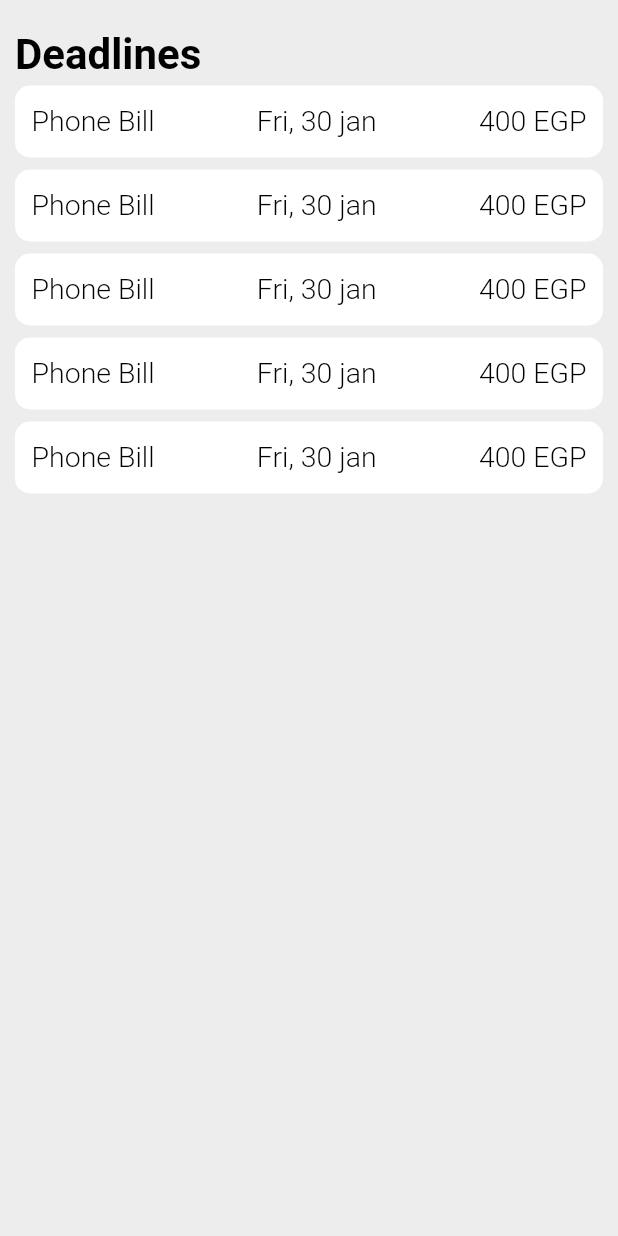
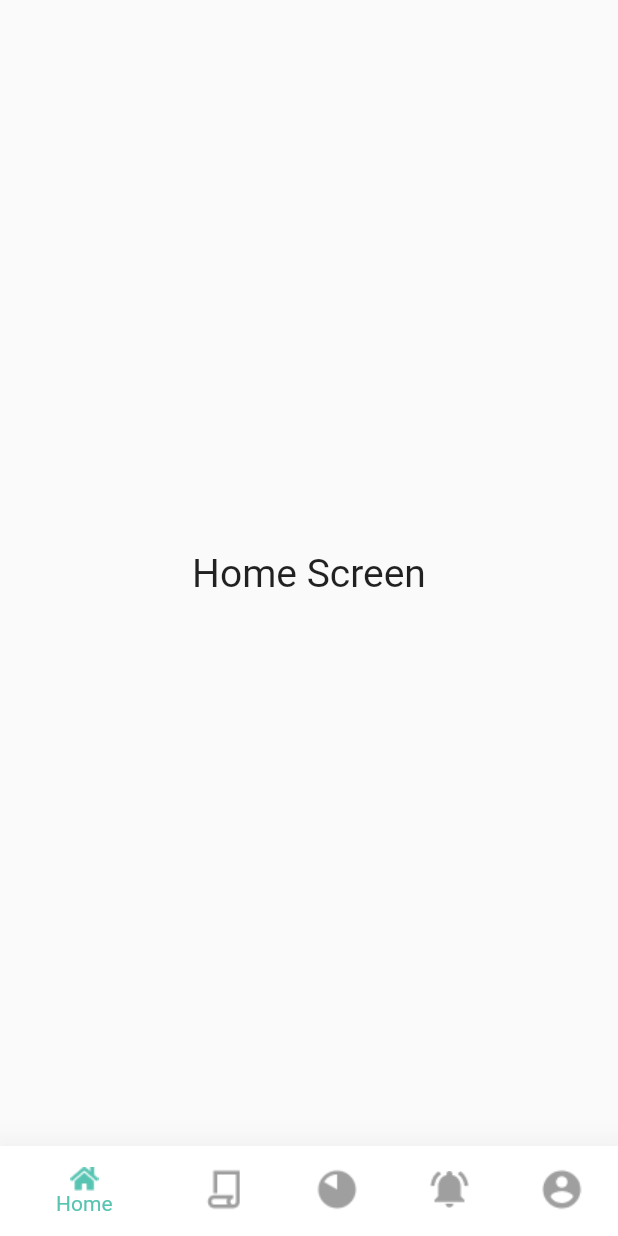
Before and after one commit to GraduationProjectFCI/Budget_Plannner_Mobile, a Flutter app: the screen it shows after launch, on a phone screen of 412 x 824 dp. Run offline on Flutter 3.47's test engine with Material 2 defaults, Android fonts, the phone set to English and light mode, and no system bars; our stand-ins replace get.

Commit message:
Add Bottom Navigation Bar screen Add Bottom Navigation Bar controller & fix some error

```diff
--- a/lib/constants/approutes.dart
+++ b/lib/constants/approutes.dart
@@ -1,7 +1,9 @@
 import 'package:flutter/material.dart';
 
+import '../view/screens/buttom_navigation_bar_screen.dart';
 import '../view/screens/confirm_screen.dart';
 import '../view/screens/deadlines_screen.dart';
+import '../view/screens/home_screen.dart';
 import '../view/screens/login_screen.dart';
 import '../view/screens/profile_screen.dart';
 import '../view/screens/register_screen.dart';
@@ -14,6 +16,8 @@ class AppRoutes {
   static const String profile = '/profile';
   static const String confirmation = '/confirmation';
   static const String deadlines = '/sheets';
+  static const String home = '/home';
+  static const String bottomNavigationBar = '/BottomNavigationBarScreen';
 }
 
 Map<String, Widget Function(BuildContext)> routes = {
@@ -23,4 +27,6 @@ Map<String, Widget Function(BuildContext)> routes = {
   AppRoutes.sheets: (context) => SheetsScreen(),
   AppRoutes.profile: (context) => ProfileScreen(),
   AppRoutes.deadlines: (context) => DeadlinesScreen(),
+  AppRoutes.home: (context) => HomeScreen(),
+  AppRoutes.bottomNavigationBar: (context) => BottomNavigationBarScreen(),
 };
--- a/lib/main.dart
+++ b/lib/main.dart
@@ -1,3 +1,4 @@
+import 'package:budget_planner_app/view/screens/buttom_navigation_bar_screen.dart';
 import 'package:budget_planner_app/view/screens/deadlines_screen.dart';
 import 'package:budget_planner_app/view/screens/profile_screen.dart';
 import 'package:budget_planner_app/view/screens/register_screen.dart';
@@ -21,7 +22,7 @@ class MyApp extends StatelessWidget {
       theme: ThemeData(
         primarySwatch: Colors.blue,
       ),
-      home: DeadlinesScreen(),
+      home: BottomNavigationBarScreen(),
     );
   }
 }
--- /dev/null
+++ b/lib/view/screens/buttom_navigation_bar_screen.dart
@@ -0,0 +1,115 @@
+import 'package:budget_planner_app/view/screens/home_screen.dart';
+import 'package:budget_planner_app/view/screens/login_screen.dart';
+import 'package:budget_planner_app/view/screens/profile_screen.dart';
+import 'package:budget_planner_app/view/screens/register_screen.dart';
+import 'package:flutter/material.dart';
+import 'package:get/get.dart';
+import 'package:get/get_navigation/src/routes/default_transitions.dart';
+
+import '../../constants/appcolor.dart';
+import '../../controller/bottom_navigationbar_controller.dart';
+import 'confirm_screen.dart';
+import 'deadlines_screen.dart';
+import 'sheets_screen.dart';
+
+class BottomNavigationBarScreen extends StatelessWidget {
+  BottomNavigationBarScreen({super.key});
+  BottomNavigationBarController controller =
+      Get.put(BottomNavigationBarController());
+  @override
+  Widget build(BuildContext context) {
+    return Scaffold(
+      body: Scaffold(
+        body: PageView(
+          onPageChanged: (value) {
+            controller.animateToPage(value);
+          },
+          controller: controller.pageController,
+          children: [
+            HomeScreen(),
+            SheetsScreen(),
+            DeadlinesScreen(),
+            ConfirmScreen(),
+            ProfileScreen(),
+          ],
+        ),
+        bottomNavigationBar: GetBuilder<BottomNavigationBarController>(
+          builder: (controller) => BottomNavigationBar(
+            fixedColor: AppColor.buttonColor,
+            elevation: 20,
+            unselectedItemColor: Colors.grey,
+            items: [
+              BottomNavigationBarItem(
+                label: 'Home',
+                icon: Image.asset(
+                  'assets/home.png',
+                  fit: BoxFit.cover,
+                ),
+                activeIcon: Image.asset(
+                  'assets/home_active.png',
+                  color: AppColor.buttonColor,
+                  fit: BoxFit.cover,
+                ),
+                backgroundColor: Colors.white,
+              ),
+              BottomNavigationBarItem(
+                label: 'Sheets',
+                icon: Image.asset(
+                  'assets/sheets.png',
+                  fit: BoxFit.cover,
+                ),
+                activeIcon: Image.asset(
+                  'assets/sheets_active.png',
+                  color: AppColor.buttonColor,
+                  fit: BoxFit.cover,
+                ),
+              ),
+              BottomNavigationBarItem(
+                label: 'States',
+                icon: Image.asset(
+                  'assets/states.png',
+                  fit: BoxFit.cover,
+                ),
+                activeIcon: Image.asset(
+                  'assets/states_active.png',
+                  color: AppColor.buttonColor,
+                  fit: BoxFit.cover,
+                ),
+              ),
+              BottomNavigationBarItem(
+                label: 'Target',
+                icon: Image.asset(
+                  'assets/target.png',
+                  fit: BoxFit.cover,
+                ),
+                activeIcon: Image.asset(
+                  'assets/target_active.png',
+                  color: AppColor.buttonColor,
+                  fit: BoxFit.cover,
+                ),
+              ),
+              BottomNavigationBarItem(
+                label: 'Profile',
+                icon: Image.asset(
+                  'assets/profile.png',
+                  fit: BoxFit.cover,
+                ),
+                activeIcon: Image.asset(
+                  'assets/profile_active.png',
+                  color: AppColor.buttonColor,
+                  fit: BoxFit.cover,
+                ),
+              ),
+            ],
+            onTap: (value) {
+              controller.changeSelecteValue(value);
+              print('ddsadsadas ${controller.navigatorValue}');
+              print('value = $value');
+            },
+            currentIndex: controller.navigatorValue,
+          ),
+        ),
+      ),
+    );
+  }
+}
--- a/lib/view/screens/deadlines_screen.dart
+++ b/lib/view/screens/deadlines_screen.dart
@@ -17,13 +17,16 @@ class DeadlinesScreen extends StatelessWidget {
               children: [
                 Row(
                   children: const [
-                    Text(
-                      'Deadlines',
-                      style: TextStyle(
-                        fontSize: 28,
-                        fontWeight: FontWeight.w700,
-                        height: 1.115 * 1.2,
-                        color: Color(0xff000000),
+                    Padding(
+                      padding: EdgeInsets.all(10.0),
+                      child: Text(
+                        'Deadlines',
+                        style: TextStyle(
+                          fontSize: 28,
+                          fontWeight: FontWeight.w700,
+                          height: 1,
+                          color: Color(0xff000000),
+                        ),
                       ),
                     ),
                   ],
@@ -77,7 +80,7 @@ class CustomContainer extends StatelessWidget {
             style: const TextStyle(
               fontSize: 19,
               fontWeight: FontWeight.w300,
-              height: 1.115,
+              height: 1,
               color: Color(0xff000000),
             ),
           ),
@@ -86,7 +89,7 @@ class CustomContainer extends StatelessWidget {
             style: const TextStyle(
               fontSize: 19,
               fontWeight: FontWeight.w300,
-              height: 1.115,
+              height: 1,
               color: Color(0xff000000),
             ),
           ),
@@ -95,7 +98,7 @@ class CustomContainer extends StatelessWidget {
             style: const TextStyle(
               fontSize: 19,
               fontWeight: FontWeight.w300,
-              height: 1.115,
+              height: 1,
               color: Color(0xff000000),
             ),
           ),
--- /dev/null
+++ b/lib/view/screens/home_screen.dart
@@ -0,0 +1,22 @@
+import 'package:flutter/material.dart';
+
+class HomeScreen extends StatelessWidget {
+  const HomeScreen({super.key});
+
+  @override
+  Widget build(BuildContext context) {
+    return Scaffold(
+      body: Column(
+        mainAxisAlignment: MainAxisAlignment.center,
+        children: const [
+          Center(
+            child: Text(
+              'Home Screen',
+              style: TextStyle(fontSize: 26),
+            ),
+          )
+        ],
+      ),
+    );
+  }
+}
--- a/lib/view/screens/profile_screen.dart
+++ b/lib/view/screens/profile_screen.dart
@@ -23,7 +23,7 @@ class ProfileScreen extends StatelessWidget {
                       style: TextStyle(
                         fontSize: 28 * Constant.bb,
                         fontWeight: FontWeight.w700,
-                        height: 1.115 * Constant.bb / Constant.aa,
+                        height: 1,
                         color: Color(0xff000000),
                       ),
                     ),
```
Also changed, not shown: lib/controller/bottom_navigationbar_controller.dart (added, +33 -0 lines), lib/view/screens/confirm_screen.dart (+13 -19 lines), lib/view/screens/login_screen.dart (+9 -15 lines), lib/view/screens/register_screen.dart (+13 -21 lines), lib/view/screens/sheets_screen.dart (+8 -6 lines), lib/view/widgets/custom_button.dart (+7 -8 lines), lib/view/widgets/custom_textformfield.dart (+5 -9 lines), assets/states_active.png (renamed from assets/state_active.png).
